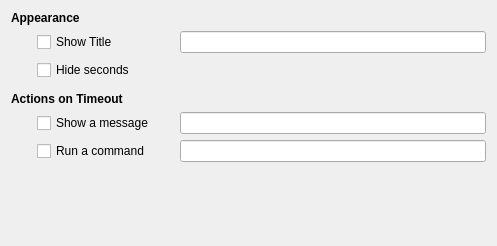
Old version of the form applets/timer/timerConfig.ui in the repository KDE/kdeplasma-addons.
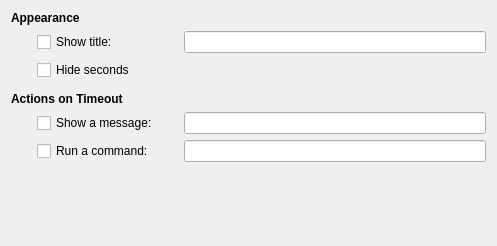
New version of the form. Custom widgets are drawn as their Qt base class.

What changed in the file:
```diff
--- a/applets/timer/timerConfig.ui
+++ b/applets/timer/timerConfig.ui
@@ -43,7 +43,7 @@
    <item row="1" column="1">
     <widget class="QCheckBox" name="showTitleCheckBox">
      <property name="text">
-      <string>Show Title</string>
+      <string>Show title:</string>
      </property>
     </widget>
    </item>
@@ -92,14 +92,14 @@
    <item row="6" column="1">
     <widget class="QCheckBox" name="showMessageCheckBox">
      <property name="text">
-      <string>Show a message</string>
+      <string>Show a message:</string>
      </property>
     </widget>
    </item>
    <item row="7" column="1">
     <widget class="QCheckBox" name="runCommandCheckBox">
      <property name="text">
-      <string>Run a command</string>
+      <string>Run a command:</string>
      </property>
     </widget>
    </item>
```
